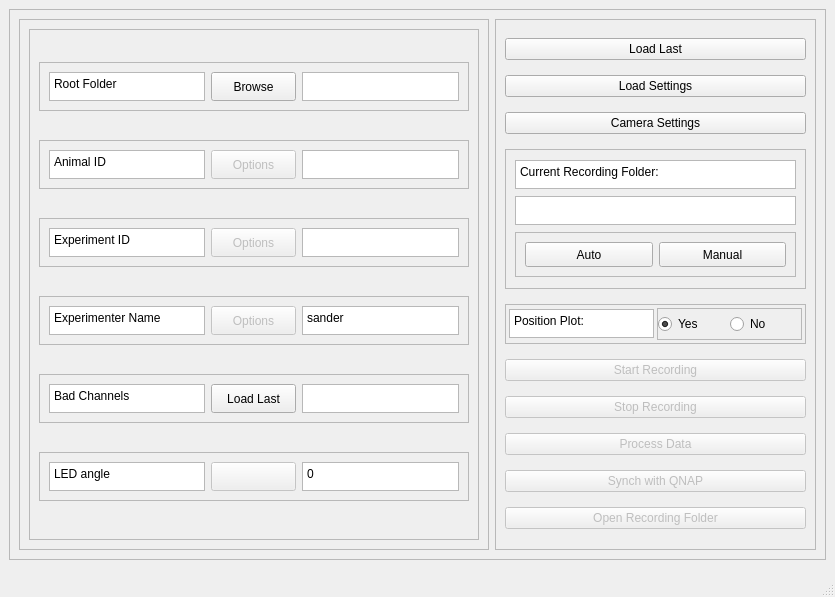
Old version of the form RecordingManagerDesign.ui in the repository Barry-lab/openEPhys_DACQ.
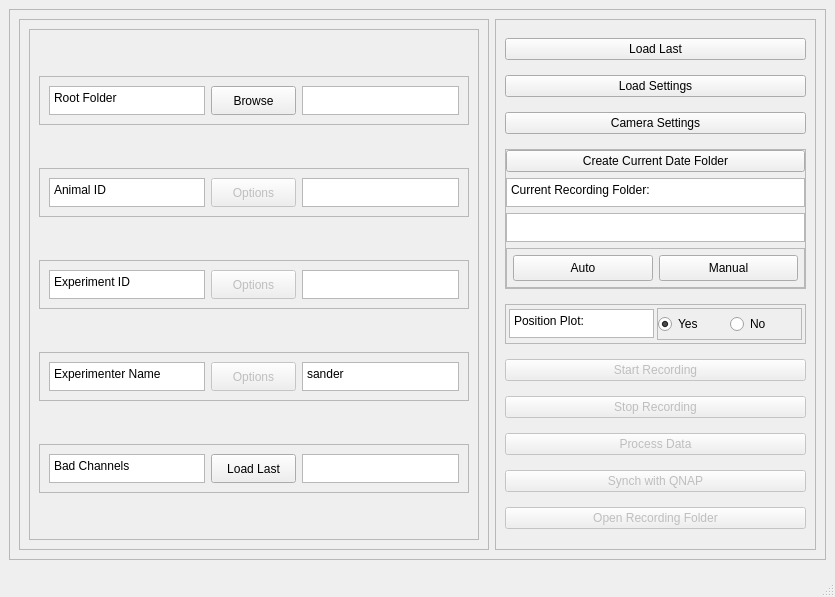
New version of the form.

The edit to the form file:
```diff
--- a/RecordingManagerDesign.ui
+++ b/RecordingManagerDesign.ui
@@ -49,7 +49,7 @@
               <rect>
                <x>0</x>
                <y>0</y>
-               <width>479</width>
+               <width>492</width>
                <height>474</height>
               </rect>
              </property>
@@ -429,84 +429,6 @@
                 </layout>
                </widget>
               </item>
-              <item>
-               <widget class="QFrame" name="frame_18">
-                <property name="maximumSize">
-                 <size>
-                  <width>16777215</width>
-                  <height>49</height>
-                 </size>
-                </property>
-                <property name="frameShape">
-                 <enum>QFrame::StyledPanel</enum>
-                </property>
-                <property name="frameShadow">
-                 <enum>QFrame::Raised</enum>
-                </property>
-                <layout class="QHBoxLayout" name="horizontalLayout_20">
-                 <item>
-                  <widget class="QPlainTextEdit" name="plainTextEdit_36">
-                   <property name="maximumSize">
-                    <size>
-                     <width>16777215</width>
-                     <height>29</height>
-                    </size>
-                   </property>
-                   <property name="readOnly">
-                    <bool>true</bool>
-                   </property>
-                   <property name="plainText">
-                    <string>LED angle</string>
-                   </property>
-                  </widget>
-                 </item>
-                 <item>
-                  <widget class="QPushButton" name="pushButton_18">
-                   <property name="enabled">
-                    <bool>false</bool>
-                   </property>
-                   <property name="minimumSize">
-                    <size>
-                     <width>85</width>
-                     <height>29</height>
-                    </size>
-                   </property>
-                   <property name="maximumSize">
-                    <size>
-                     <width>85</width>
-                     <height>29</height>
-                    </size>
-                   </property>
-                   <property name="text">
-                    <string/>
-                   </property>
-                  </widget>
-                 </item>
-                 <item>
-                  <widget class="QPlainTextEdit" name="pt_led_angle">
-                   <property name="maximumSize">
-                    <size>
-                     <width>16777215</width>
-                     <height>29</height>
-                    </size>
-                   </property>
-                   <property name="verticalScrollBarPolicy">
-                    <enum>Qt::ScrollBarAlwaysOff</enum>
-                   </property>
-                   <property name="horizontalScrollBarPolicy">
-                    <enum>Qt::ScrollBarAlwaysOff</enum>
-                   </property>
-                   <property name="lineWrapMode">
-                    <enum>QPlainTextEdit::NoWrap</enum>
-                   </property>
-                   <property name="plainText">
-                    <string>0</string>
-                   </property>
-                  </widget>
-                 </item>
-                </layout>
-               </widget>
-              </item>
              </layout>
             </widget>
            </widget>
@@ -559,6 +481,16 @@
              <enum>QFrame::Raised</enum>
             </property>
             <layout class="QVBoxLayout" name="verticalLayout_4">
+             <property name="margin">
+              <number>0</number>
+             </property>
+             <item>
+              <widget class="QPushButton" name="pb_make_date_folder">
+               <property name="text">
+                <string>Create Current Date Folder</string>
+               </property>
+              </widget>
+             </item>
              <item>
               <widget class="QPlainTextEdit" name="plainTextEdit">
                <property name="maximumSize">
@@ -615,6 +547,9 @@
                 <enum>QFrame::Raised</enum>
                </property>
                <layout class="QHBoxLayout" name="horizontalLayout_2">
+                <property name="margin">
+                 <number>6</number>
+                </property>
                 <item>
                  <widget class="QPushButton" name="pb_auto_rec_folder">
                   <property name="maximumSize">
```
